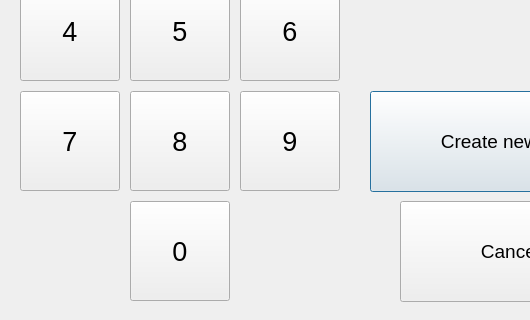
The window that addnewuserdialog.ui (igorko100/qtinout) describes before a commit, drawn with Qt 5; both pictures show x 0 to 530 and y 139 to 459 of the 681 by 459 pixel window.
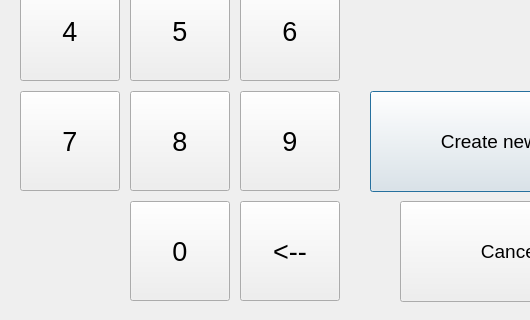
The same window after the commit.

Patch:
```diff
--- a/addnewuserdialog.ui
+++ b/addnewuserdialog.ui
@@ -287,6 +287,24 @@
       </property>
      </widget>
     </item>
+    <item row="3" column="2">
+     <widget class="QPushButton" name="backSpaceButton">
+      <property name="minimumSize">
+       <size>
+        <width>100</width>
+        <height>100</height>
+       </size>
+      </property>
+      <property name="font">
+       <font>
+        <pointsize>20</pointsize>
+       </font>
+      </property>
+      <property name="text">
+       <string>&lt;--</string>
+      </property>
+     </widget>
+    </item>
    </layout>
   </widget>
   <widget class="QPushButton" name="cancelButton">
```
